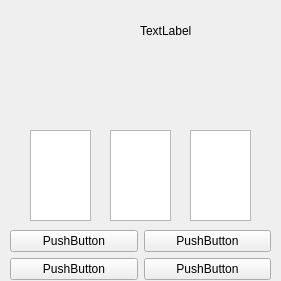
This is ElectionGame/Student/kaupunginosa.ui in elguitar/los-horos as Qt 5 draws it before an edit. The edited form follows.
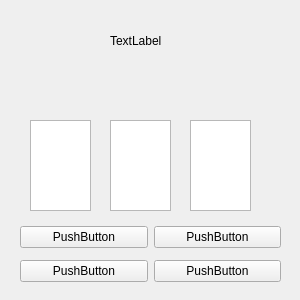
This is the edited form.

Commit message: =Kaupunginosa jee ja akkunaki

Patch:
```diff
--- a/ElectionGame/Student/kaupunginosa.ui
+++ b/ElectionGame/Student/kaupunginosa.ui
@@ -6,8 +6,8 @@
    <rect>
     <x>0</x>
     <y>0</y>
-    <width>281</width>
-    <height>281</height>
+    <width>300</width>
+    <height>300</height>
    </rect>
   </property>
   <property name="windowTitle">
@@ -16,21 +16,24 @@
   <widget class="QLabel" name="nimi">
    <property name="geometry">
     <rect>
-     <x>140</x>
+     <x>110</x>
      <y>20</y>
-     <width>67</width>
-     <height>21</height>
+     <width>171</width>
+     <height>41</height>
     </rect>
    </property>
    <property name="text">
     <string>TextLabel</string>
    </property>
+   <property name="wordWrap">
+    <bool>true</bool>
+   </property>
   </widget>
   <widget class="QGraphicsView" name="agentti1">
    <property name="geometry">
     <rect>
      <x>30</x>
-     <y>130</y>
+     <y>120</y>
      <width>61</width>
      <height>91</height>
     </rect>
@@ -40,7 +43,7 @@
    <property name="geometry">
     <rect>
      <x>110</x>
-     <y>130</y>
+     <y>120</y>
      <width>61</width>
      <height>91</height>
     </rect>
@@ -50,7 +53,7 @@
    <property name="geometry">
     <rect>
      <x>190</x>
-     <y>130</y>
+     <y>120</y>
      <width>61</width>
      <height>91</height>
     </rect>
@@ -59,10 +62,10 @@
   <widget class="QWidget" name="gridLayoutWidget">
    <property name="geometry">
     <rect>
-     <x>10</x>
-     <y>230</y>
+     <x>20</x>
+     <y>220</y>
      <width>261</width>
-     <height>51</height>
+     <height>70</height>
     </rect>
    </property>
    <layout class="QGridLayout" name="gridLayout">
@@ -101,8 +104,8 @@
     <rect>
      <x>30</x>
      <y>20</y>
-     <width>41</width>
-     <height>61</height>
+     <width>61</width>
+     <height>91</height>
     </rect>
    </property>
   </widget>
```
Left out of the diff: 12 changed lines with no effect on the pictures. The commit also changes 5 other files.
